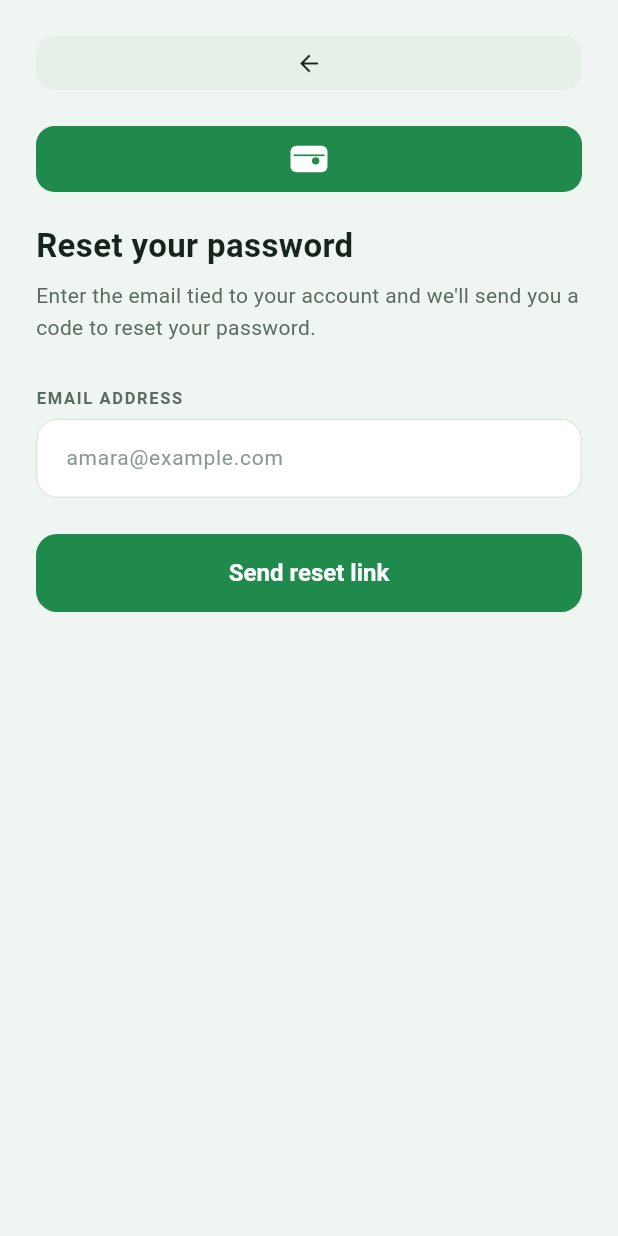
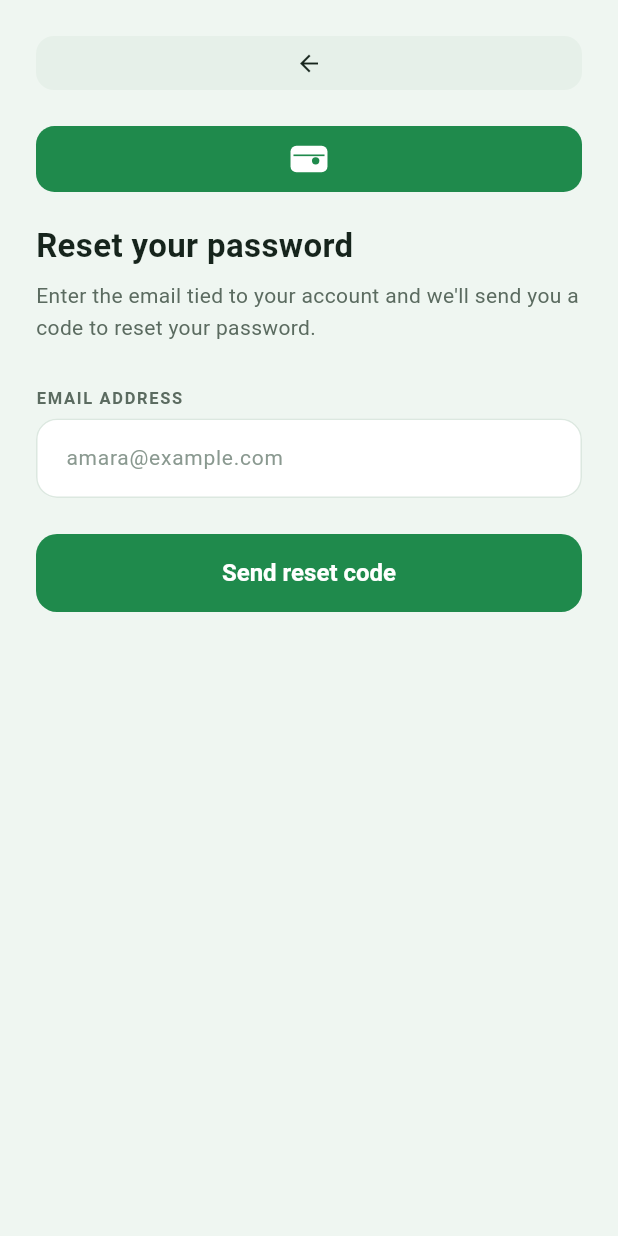
Before and after one commit to Samuel20-byte/Apptesting, a Flutter app: the ForgotPasswordScreen screen opened directly, on a phone screen of 412 x 824 dp. Run offline on Flutter 3.47's test engine with Material 3 defaults, Android fonts, the light colour scheme and no system bars; our stand-ins replace flutter_local_notifications, shared_preferences; accounts and stored records are empty.

Commit message:
updated forgot password screen

```diff
--- a/malihub_frontend_v1_connected/lib/screens/forgot_password_screen.dart
+++ b/malihub_frontend_v1_connected/lib/screens/forgot_password_screen.dart
@@ -7,8 +7,11 @@ import '../services/api_exception.dart';
 
 /// Completes the "Forgot Password?" link from the login screen.
 ///
-/// Calls POST /api/auth/forgot-password with { email }. The backend emails
-/// a 6-digit code (not a link) that expires in 15 minutes.
+/// Two steps in one screen:
+/// 1. Enter email -> POST /api/auth/forgot-password with { email }.
+///    Backend emails a 6-digit code (not a link), expires in 15 minutes.
+/// 2. Enter code + new password -> POST /api/auth/reset-password with
+///    { email, code, new_password }.
 class ForgotPasswordScreen extends StatefulWidget {
   const ForgotPasswordScreen({super.key});
 
@@ -17,20 +20,31 @@ class ForgotPasswordScreen extends StatefulWidget {
 }
 
 class _ForgotPasswordScreenState extends State<ForgotPasswordScreen> {
-  final _formKey = GlobalKey<FormState>();
+  final _emailFormKey = GlobalKey<FormState>();
+  final _resetFormKey = GlobalKey<FormState>();
+
   final _emailController = TextEditingController();
+  final _codeController = TextEditingController();
+  final _newPasswordController = TextEditingController();
+  final _confirmPasswordController = TextEditingController();
+
   final _authService = AuthService();
+
   bool _isLoading = false;
-  bool _sent = false;
+  bool _sent = false; // email step done, showing code+password step
+  bool _resetComplete = false; // password successfully changed
 
   @override
   void dispose() {
     _emailController.dispose();
+    _codeController.dispose();
+    _newPasswordController.dispose();
+    _confirmPasswordController.dispose();
     super.dispose();
   }
 
   Future<void> _handleSend() async {
-    if (!_formKey.currentState!.validate()) return;
+    if (!_emailFormKey.currentState!.validate()) return;
     setState(() => _isLoading = true);
     try {
       await _authService.forgotPassword(email: _emailController.text.trim());
@@ -53,6 +67,63 @@ class _ForgotPasswordScreenState extends State<ForgotPasswordScreen> {
     }
   }
 
+  Future<void> _handleReset() async {
+    if (!_resetFormKey.currentState!.validate()) return;
+    setState(() => _isLoading = true);
+    try {
+      await _authService.resetPassword(
+        email: _emailController.text.trim(),
+        code: _codeController.text.trim(),
+        newPassword: _newPasswordController.text,
+      );
+      if (!mounted) return;
+      setState(() {
+        _isLoading = false;
+        _resetComplete = true;
+      });
+    } on ApiException catch (e) {
+      // Backend returns "Invalid or expired code" (400) here if the code is
+      // wrong, already used, or past its 15-minute window.
+      if (!mounted) return;
+      setState(() => _isLoading = false);
+      ScaffoldMessenger.of(context)
+          .showSnackBar(SnackBar(content: Text(e.message)));
+    } catch (_) {
+      if (!mounted) return;
+      setState(() => _isLoading = false);
+      ScaffoldMessenger.of(context).showSnackBar(const SnackBar(
+          content: Text(
+              "Couldn't reach the server. Check your connection and try again.")));
+    }
+  }
+
+  void _handleBack() {
+    if (_resetComplete) {
+      Navigator.of(context).pop();
+    } else if (_sent) {
+      // Go back to the email step rather than leaving the flow entirely.
+      setState(() => _sent = false);
+    } else {
+      Navigator.of(context).pop();
+    }
+  }
+
+  String get _title {
+    if (_resetComplete) return 'Password updated';
+    if (_sent) return 'Enter your code';
+    return 'Reset your password';
+  }
+
+  String get _subtitle {
+    if (_resetComplete) {
+      return 'Your password has been changed. You can now log in with your new password.';
+    }
+    if (_sent) {
+      return 'Enter the 6-digit code we emailed you, along with a new password. The code expires in 15 minutes.';
+    }
+    return "Enter the email tied to your account and we'll send you a code to reset your password.";
+  }
+
   @override
   Widget build(BuildContext context) {
     return Scaffold(
@@ -64,7 +135,7 @@ class _ForgotPasswordScreenState extends State<ForgotPasswordScreen> {
             crossAxisAlignment: CrossAxisAlignment.stretch,
             children: [
               InkWell(
-                onTap: () => Navigator.of(context).pop(),
+                onTap: _handleBack,
                 borderRadius: BorderRadius.circular(20),
                 child: Container(
                   width: 36,
@@ -78,20 +149,24 @@ class _ForgotPasswordScreenState extends State<ForgotPasswordScreen> {
               const MalihubLogo(size: 44),
               const SizedBox(height: 20),
               Text(
-                _sent ? 'Check your email' : 'Reset your password',
+                _title,
                 style: const TextStyle(fontSize: 22, fontWeight: FontWeight.w700, color: AppColors.textPrimary),
               ),
               const SizedBox(height: 8),
               Text(
-                _sent
-                    ? 'If an account exists for that email, a reset code is on its way.'
-                    : "Enter the email tied to your account and we'll send you a code to reset your password.",
+                _subtitle,
                 style: const TextStyle(fontSize: 14, color: AppColors.textSecondary, height: 1.5),
               ),
               const SizedBox(height: 28),
-              if (!_sent) ...[
+
+              if (_resetComplete) ...[
+                ElevatedButton(
+                  onPressed: () => Navigator.of(context).pop(),
+                  child: const Text('Back to log in'),
+                ),
+              ] else if (!_sent) ...[
                 Form(
-                  key: _formKey,
+                  key: _emailFormKey,
                   child: AppTextField(
                     label: 'Email Address',
                     hint: 'amara@example.com',
@@ -113,17 +188,85 @@ class _ForgotPasswordScreenState extends State<ForgotPasswordScreen> {
                           width: 20,
                           child: CircularProgressIndicator(strokeWidth: 2, color: Colors.white),
                         )
-                      : const Text('Send reset link'),
+                      : const Text('Send reset code'),
                 ),
-              ] else
-                OutlinedButton(
-                  onPressed: () => Navigator.of(context).pop(),
-                  style: OutlinedButton.styleFrom(
-                    minimumSize: const Size.fromHeight(52),
-                    side: const BorderSide(color: AppColors.border),
+              ] else ...[
+                Form(
+                  key: _resetFormKey,
+                  child: Column(
+                    crossAxisAlignment: CrossAxisAlignment.stretch,
+                    children: [
+                      AppTextField(
+                        label: 'Reset Code',
+                        hint: '6-digit code',
+                        controller: _codeController,
+                        keyboardType: TextInputType.number,
+                        validator: (value) {
+                          if (value == null || value.isEmpty) return 'Code is required';
+                          if (!RegExp(r'^\d{6}$').hasMatch(value)) {
+                            return 'Enter the 6-digit code';
+                          }
+                          return null;
+                        },
+                      ),
+                      const SizedBox(height: 16),
+                      AppTextField(
+                        label: 'New Password',
+                        hint: 'Min. 8 characters',
+                        controller: _newPasswordController,
+                        obscureText: true,
+                        toggleObscure: true,
+                        validator: (value) {
+                          if (value == null || value.isEmpty) return 'Password is required';
+                          if (value.length < 8) return 'Must be at least 8 characters';
+                          return null;
+                        },
+                      ),
+                      const SizedBox(height: 16),
+                      AppTextField(
+                        label: 'Confirm New Password',
+                        hint: 'Repeat password',
+                        controller: _confirmPasswordController,
+                        obscureText: true,
+                        toggleObscure: true,
+                        validator: (value) => (value != _newPasswordController.text)
+                            ? 'Passwords do not match'
+                            : null,
+                      ),
+                    ],
                   ),
-                  child: const Text('Back to log in', style: TextStyle(color: AppColors.primary)),
                 ),
+                const SizedBox(height: 24),
+                ElevatedButton(
+                  onPressed: _isLoading ? null : _handleReset,
+                  child: _isLoading
+                      ? const SizedBox(
+                          height: 20,
+                          width: 20,
+                          child: CircularProgressIndicator(strokeWidth: 2, color: Colors.white),
+                        )
+                      : const Text('Reset Password'),
+                ),
+                const SizedBox(height: 12),
+                TextButton(
+                  onPressed: _isLoading
+                      ? null
+                      : () async {
+                          // Resend: fires forgot-password again for a fresh
+                          // code, without leaving this step.
+                          await _handleSend();
+                          if (mounted && _sent) {
+                            ScaffoldMessenger.of(context).showSnackBar(
+                              const SnackBar(content: Text('A new code has been sent.')),
+                            );
+                          }
+                        },
+                  child: const Text(
+                    "Didn't get a code? Resend",
+                    style: TextStyle(color: AppColors.primary, fontSize: 13),
+                  ),
+                ),
+              ],
             ],
           ),
         ),
```
Also changed, not shown: malihub_frontend_v1_connected/lib/services/auth_service.dart (+14 -0 lines).
